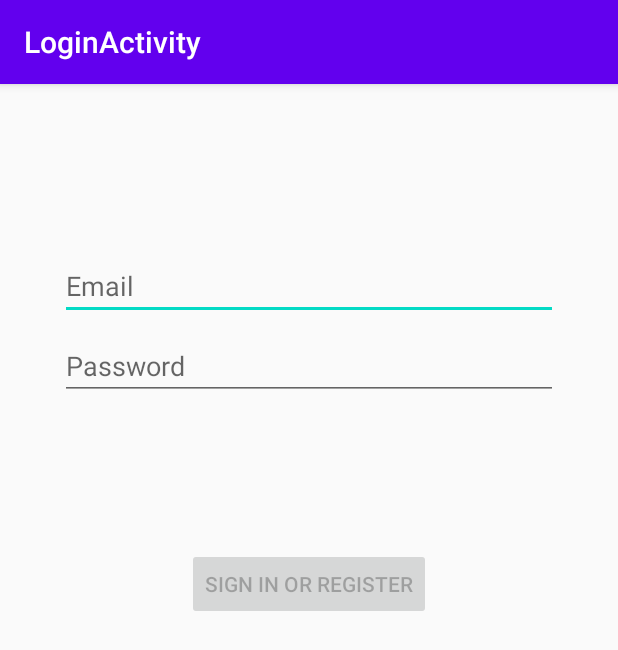
After one commit to Teabeans/css390_arapp, an Android app: the LoginActivity screen opened directly, with no data from a screen before it, on a phone screen of 412 x 824 dp. The commit adds this screen. Shown: the top 650 px of the screen. Run offline under Robolectric (Android 15) with nearby library versions, the phone set to English and light mode, and no system bars.

```diff
--- a/app/build.gradle
+++ b/app/build.gradle
@@ -34,7 +34,10 @@ dependencies {
     implementation 'androidx.constraintlayout:constraintlayout:2.0.2'
     implementation 'com.google.firebase:firebase-analytics-ktx' //Firebase SDK Google Analytics [Analytics off for now but can enable]
     implementation 'com.google.firebase:firebase-auth-ktx' //Firebase Authentication
-    implementation 'com.google.firebase:firebase-database-ktx' //Firebase Realtime Database
+    implementation 'com.google.firebase:firebase-database-ktx'
+    implementation 'com.google.android.material:material:1.2.1'
+    implementation 'androidx.annotation:annotation:1.1.0'
+    implementation 'androidx.lifecycle:lifecycle-extensions:2.2.0'//Firebase Realtime Database
     testImplementation 'junit:junit:4.12'
     androidTestImplementation 'androidx.test.ext:junit:1.1.2'
     androidTestImplementation 'androidx.test.espresso:espresso-core:3.3.0'
--- a/app/src/main/AndroidManifest.xml
+++ b/app/src/main/AndroidManifest.xml
@@ -9,6 +9,10 @@
         android:roundIcon="@mipmap/ic_launcher_round"
         android:supportsRtl="true"
         android:theme="@style/AppTheme">
+        <activity
+            android:name=".ui.login.LoginActivity"
+            android:label="@string/title_activity_login"></activity>
+        <activity android:name=".lobby" />
         <activity android:name=".MainActivity">
             <intent-filter>
                 <action android:name="android.intent.action.MAIN" />
--- /dev/null
+++ b/app/src/main/java/com/example/css390_arapp/ui/login/LoginActivity.kt
@@ -0,0 +1,129 @@
+package com.example.css390_arapp.ui.login
+
+import android.app.Activity
+import androidx.lifecycle.Observer
+import androidx.lifecycle.ViewModelProviders
+import android.os.Bundle
+import androidx.annotation.StringRes
+import androidx.appcompat.app.AppCompatActivity
+import android.text.Editable
+import android.text.TextWatcher
+import android.view.View
+import android.view.inputmethod.EditorInfo
+import android.widget.Button
+import android.widget.EditText
+import android.widget.ProgressBar
+import android.widget.Toast
+
+import com.example.css390_arapp.R
+
+class LoginActivity : AppCompatActivity() {
+
+    private lateinit var loginViewModel: LoginViewModel
+
+    override fun onCreate(savedInstanceState: Bundle?) {
+        super.onCreate(savedInstanceState)
+
+        setContentView(R.layout.activity_login)
+
+        val username = findViewById<EditText>(R.id.username)
+        val password = findViewById<EditText>(R.id.password)
+        val login = findViewById<Button>(R.id.login)
+        val loading = findViewById<ProgressBar>(R.id.loading)
+
+        loginViewModel = ViewModelProviders.of(this, LoginViewModelFactory())
+            .get(LoginViewModel::class.java)
+
+        loginViewModel.loginFormState.observe(this@LoginActivity, Observer {
+            val loginState = it ?: return@Observer
+
+            // disable login button unless both username / password is valid
+            login.isEnabled = loginState.isDataValid
+
+            if (loginState.usernameError != null) {
+                username.error = getString(loginState.usernameError)
+            }
+            if (loginState.passwordError != null) {
+                password.error = getString(loginState.passwordError)
+            }
+        })
+
+        loginViewModel.loginResult.observe(this@LoginActivity, Observer {
+            val loginResult = it ?: return@Observer
+
+            loading.visibility = View.GONE
+            if (loginResult.error != null) {
+                showLoginFailed(loginResult.error)
+            }
+            if (loginResult.success != null) {
+                updateUiWithUser(loginResult.success)
+            }
+            setResult(Activity.RESULT_OK)
+
+            //Complete and destroy login activity once successful
+            finish()
+        })
+
+        username.afterTextChanged {
+            loginViewModel.loginDataChanged(
+                username.text.toString(),
+                password.text.toString()
+            )
+        }
+
+        password.apply {
+            afterTextChanged {
+                loginViewModel.loginDataChanged(
+                    username.text.toString(),
+                    password.text.toString()
+                )
+            }
+
+            setOnEditorActionListener { _, actionId, _ ->
+                when (actionId) {
+                    EditorInfo.IME_ACTION_DONE ->
+                        loginViewModel.login(
+                            username.text.toString(),
+                            password.text.toString()
+                        )
+                }
+                false
+            }
+
+            login.setOnClickListener {
+                loading.visibility = View.VISIBLE
+                loginViewModel.login(username.text.toString(), password.text.toString())
+            }
+        }
+    }
+
+    private fun updateUiWithUser(model: LoggedInUserView) {
+        val welcome = getString(R.string.welcome)
+        val displayName = model.displayName
+        // TODO : initiate successful logged in experience
+        Toast.makeText(
+            applicationContext,
+            "$welcome $displayName",
+            Toast.LENGTH_LONG
+        ).show()
+    }
+
+    private fun showLoginFailed(@StringRes errorString: Int) {
+        Toast.makeText(applicationContext, errorString, Toast.LENGTH_SHORT).show()
+    }
+}
+
+/**
+ * Extension function to simplify setting an afterTextChanged action to EditText components.
+ */
+fun EditText.afterTextChanged(afterTextChanged: (String) -> Unit) {
+    this.addTextChangedListener(object : TextWatcher {
+        override fun afterTextChanged(editable: Editable?) {
+            afterTextChanged.invoke(editable.toString())
+        }
+
+        override fun beforeTextChanged(s: CharSequence, start: Int, count: Int, after: Int) {}
+
+        override fun onTextChanged(s: CharSequence, start: Int, before: Int, count: Int) {}
+    })
+}
--- /dev/null
+++ b/app/src/main/java/com/example/css390_arapp/ui/login/LoginViewModelFactory.kt
@@ -0,0 +1,25 @@
+package com.example.css390_arapp.ui.login
+
+import androidx.lifecycle.ViewModel
+import androidx.lifecycle.ViewModelProvider
+import com.example.css390_arapp.data.LoginDataSource
+import com.example.css390_arapp.data.LoginRepository
+
+/**
+ * ViewModel provider factory to instantiate LoginViewModel.
+ * Required given LoginViewModel has a non-empty constructor
+ */
+class LoginViewModelFactory : ViewModelProvider.Factory {
+
+    @Suppress("UNCHECKED_CAST")
+    override fun <T : ViewModel> create(modelClass: Class<T>): T {
+        if (modelClass.isAssignableFrom(LoginViewModel::class.java)) {
+            return LoginViewModel(
+                loginRepository = LoginRepository(
+                    dataSource = LoginDataSource()
+                )
+            ) as T
+        }
+        throw IllegalArgumentException("Unknown ViewModel class")
+    }
+}
--- /dev/null
+++ b/app/src/main/res/layout/activity_login.xml
@@ -0,0 +1,76 @@
+<?xml version="1.0" encoding="utf-8"?>
+<androidx.constraintlayout.widget.ConstraintLayout xmlns:android="http://schemas.android.com/apk/res/android"
+    xmlns:app="http://schemas.android.com/apk/res-auto"
+    xmlns:tools="http://schemas.android.com/tools"
+    android:id="@+id/container"
+    android:layout_width="match_parent"
+    android:layout_height="match_parent"
+    android:paddingLeft="@dimen/activity_horizontal_margin"
+    android:paddingTop="@dimen/activity_vertical_margin"
+    android:paddingRight="@dimen/activity_horizontal_margin"
+    android:paddingBottom="@dimen/activity_vertical_margin"
+    tools:context=".ui.login.LoginActivity">
+
+    <EditText
+        android:id="@+id/username"
+        android:layout_width="0dp"
+        android:layout_height="wrap_content"
+        android:layout_marginStart="24dp"
+        android:layout_marginTop="96dp"
+        android:layout_marginEnd="24dp"
+        android:hint="@string/prompt_email"
+        android:inputType="textEmailAddress"
+        android:selectAllOnFocus="true"
+        app:layout_constraintEnd_toEndOf="parent"
+        app:layout_constraintStart_toStartOf="parent"
+        app:layout_constraintTop_toTopOf="parent" />
+
+    <EditText
+        android:id="@+id/password"
+        android:layout_width="0dp"
+        android:layout_height="wrap_content"
+        android:layout_marginStart="24dp"
+        android:layout_marginTop="8dp"
+        android:layout_marginEnd="24dp"
+        android:hint="@string/prompt_password"
+        android:imeActionLabel="@string/action_sign_in_short"
+        android:imeOptions="actionDone"
+        android:inputType="textPassword"
+        android:selectAllOnFocus="true"
+        app:layout_constraintEnd_toEndOf="parent"
+        app:layout_constraintStart_toStartOf="parent"
+        app:layout_constraintTop_toBottomOf="@+id/username" />
+
+    <Button
+        android:id="@+id/login"
+        android:layout_width="wrap_content"
+        android:layout_height="wrap_content"
+        android:layout_gravity="start"
+        android:layout_marginStart="48dp"
+        android:layout_marginTop="16dp"
+        android:layout_marginEnd="48dp"
+        android:layout_marginBottom="64dp"
+        android:enabled="false"
+        android:text="@string/action_sign_in"
+        app:layout_constraintBottom_toBottomOf="parent"
+        app:layout_constraintEnd_toEndOf="parent"
+        app:layout_constraintStart_toStartOf="parent"
+        app:layout_constraintTop_toBottomOf="@+id/password"
+        app:layout_constraintVertical_bias="0.2" />
+
+    <ProgressBar
+        android:id="@+id/loading"
+        android:layout_width="wrap_content"
+        android:layout_height="wrap_content"
+        android:layout_gravity="center"
+        android:layout_marginStart="32dp"
+        android:layout_marginTop="64dp"
+        android:layout_marginEnd="32dp"
+        android:layout_marginBottom="64dp"
+        android:visibility="gone"
+        app:layout_constraintBottom_toBottomOf="parent"
+        app:layout_constraintEnd_toEndOf="@+id/password"
+        app:layout_constraintStart_toStartOf="@+id/password"
+        app:layout_constraintTop_toTopOf="parent"
+        app:layout_constraintVertical_bias="0.3" />
+</androidx.constraintlayout.widget.ConstraintLayout>
--- a/app/src/main/res/layout/activity_main.xml
+++ b/app/src/main/res/layout/activity_main.xml
@@ -24,6 +24,7 @@
         android:id="@+id/button3"
         android:layout_width="wrap_content"
         android:layout_height="wrap_content"
+        android:onClick="sendMessage"
         android:text="@string/login"
         app:layout_constraintBottom_toBottomOf="parent"
         app:layout_constraintEnd_toEndOf="parent"
--- /dev/null
+++ b/app/src/main/res/values/dimens.xml
@@ -0,0 +1,5 @@
+<resources>
+    <!-- Default screen margins, per the Android Design guidelines. -->
+    <dimen name="activity_horizontal_margin">16dp</dimen>
+    <dimen name="activity_vertical_margin">16dp</dimen>
+</resources>
--- a/app/src/main/res/values/strings.xml
+++ b/app/src/main/res/values/strings.xml
@@ -4,4 +4,13 @@
     <string name="login">LOGIN</string>
     <string name="textview">TextView</string>
     <string name="name">Name</string>
+    <string name="welcome">Welcome CSS390!</string>
+    <string name="title_activity_login">LoginActivity</string>
+    <string name="prompt_email">Email</string>
+    <string name="prompt_password">Password</string>
+    <string name="action_sign_in">Sign in or register</string>
+    <string name="action_sign_in_short">Sign in</string>
+    <string name="invalid_username">Not a valid username</string>
+    <string name="invalid_password">Password must be >5 characters</string>
+    <string name="login_failed">"Login failed"</string>
 </resources>
```
Also changed, not shown: app/src/main/java/com/example/css390_arapp/MainActivity.kt (+38 -0 lines), app/src/main/java/com/example/css390_arapp/data/LoginDataSource.kt (added, +24 -0 lines), app/src/main/java/com/example/css390_arapp/data/LoginRepository.kt (added, +46 -0 lines), app/src/main/java/com/example/css390_arapp/data/Result.kt (added, +18 -0 lines), app/src/main/java/com/example/css390_arapp/data/model/LoggedInUser.kt (added, +9 -0 lines), app/src/main/java/com/example/css390_arapp/lobby.kt (added, +11 -0 lines), app/src/main/java/com/example/css390_arapp/ui/login/LoggedInUserView.kt (added, +9 -0 lines), app/src/main/java/com/example/css390_arapp/ui/login/LoginFormState.kt (added, +10 -0 lines), app/src/main/java/com/example/css390_arapp/ui/login/LoginResult.kt (added, +9 -0 lines), app/src/main/java/com/example/css390_arapp/ui/login/LoginViewModel.kt (added, +55 -0 lines), app/src/main/res/layout/activity_lobby.xml (added, +9 -0 lines).
